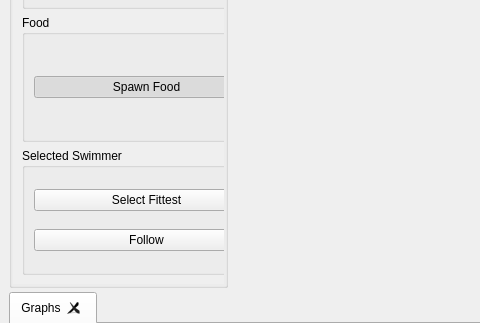
Above: src/MainWindow.ui from SebastianTroy/EoBE before the change; both pictures show x 0 to 480 and y 379 to 702 of the 1000 by 800 pixel window. Below: the same form after it.
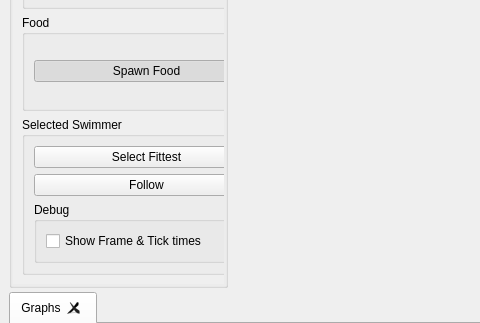
That is the form after the change. Icons and pictures are not drawn. Custom widgets are drawn as their Qt base class.

Commit message: Added ability to display tick and paint durations in main view, in preparation for major visual overhaul. -Added new helper type -Simplified makefiles to only support Qt6 (simplifies future OpenGL support) -New analysis type that required some tweaks to existing helpers (which all needs testing!)

Diff of the .ui file:
```diff
--- a/src/MainWindow.ui
+++ b/src/MainWindow.ui
@@ -75,8 +75,8 @@
              <rect>
               <x>0</x>
               <y>0</y>
-              <width>243</width>
-              <height>628</height>
+              <width>235</width>
+              <height>631</height>
              </rect>
             </property>
             <layout class="QVBoxLayout" name="verticalLayout_5">
@@ -256,6 +256,22 @@
                   </property>
                  </widget>
                 </item>
+                <item>
+                 <widget class="QGroupBox" name="debugSettingsGroup">
+                  <property name="title">
+                   <string>Debug</string>
+                  </property>
+                  <layout class="QVBoxLayout" name="verticalLayout">
+                   <item>
+                    <widget class="QCheckBox" name="showPaintAndTickDurationsCheckbox">
+                     <property name="text">
+                      <string>Show Frame &amp;&amp; Tick times</string>
+                     </property>
+                    </widget>
+                   </item>
+                  </layout>
+                 </widget>
+                </item>
                </layout>
               </widget>
              </item>
```
Left out of the diff: 2 changed lines with no effect on the pictures. The commit also changes 12 other files.
